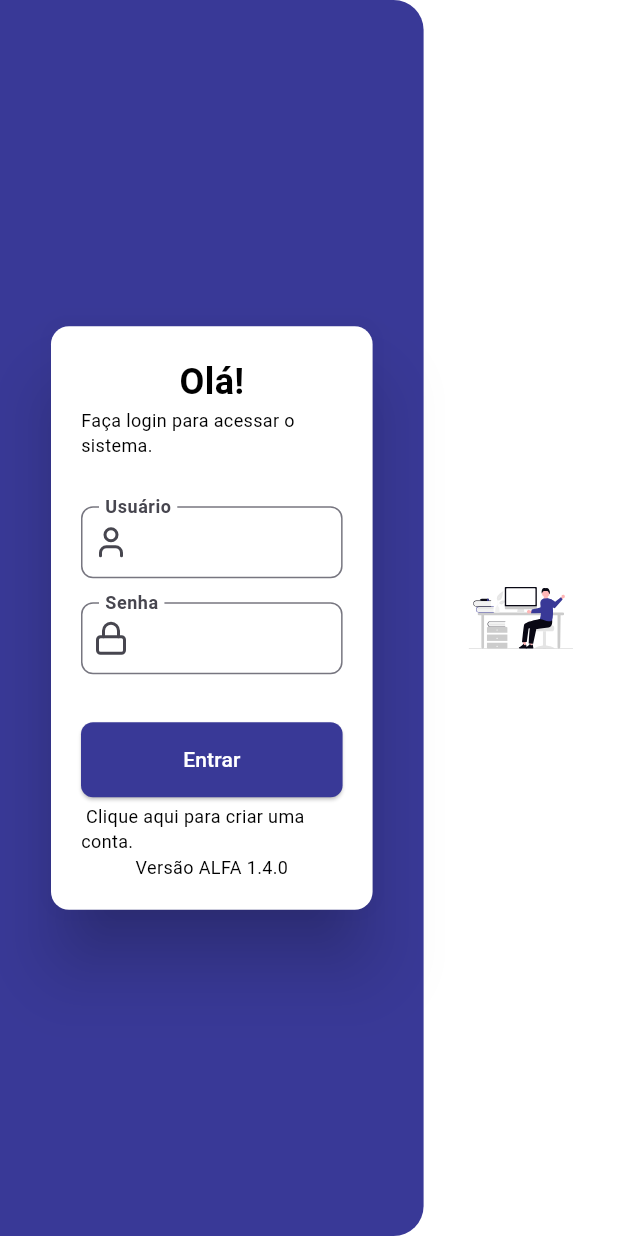
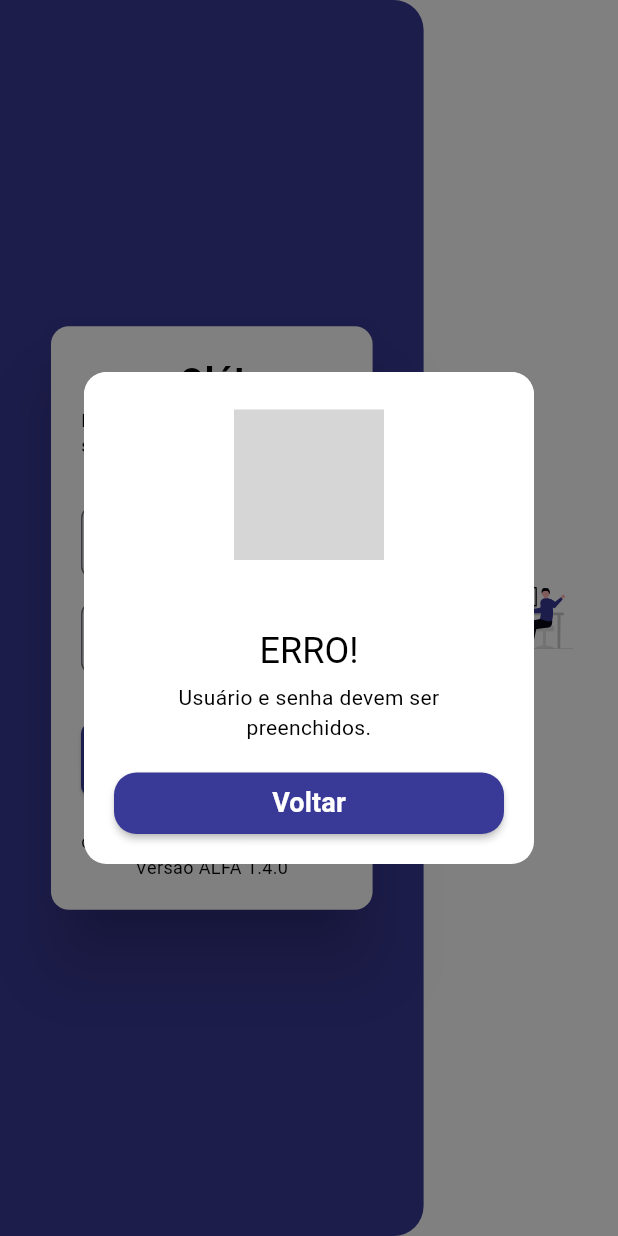
Before and after one commit to joaopedrofraga/manager-app, a Flutter app: the screen it shows after launch, after a tap on "Entrar", on a phone screen of 412 x 824 dp. Run offline on Flutter 3.47's test engine with Material 3 defaults, Android fonts, the phone set to English and light mode, and no system bars; our stand-ins replace animated_toggle_switch, extended_masked_text, flutter_svg, google_fonts, lucide_icons_flutter, quickalert; missing offline and left inert: bcrypt, cpf_cnpj_validator, postgres; Roboto replaces fonts that are missing (Kanit); grey boxes are pictures that could not be loaded.

Commit message:
Criadas validações de login/registro.

```diff
--- a/lib/core/config/app.dart
+++ b/lib/core/config/app.dart
@@ -12,8 +12,9 @@ class App extends StatelessWidget {
       title: AppMaterial.title,
       theme: AppMaterial.getTheme,
       locale: AppMaterial.defaultLocale,
-      routes: AppRoutes.getRoutes,
+      //routes: AppRoutes.getRoutes,
       initialRoute: AppRoutes.initialRoute,
+      onGenerateRoute: AppRoutes.onGenerateRoute,
       localizationsDelegates: [GlobalMaterialLocalizations.delegate],
       supportedLocales: [AppMaterial.defaultLocale],
     );
--- a/lib/core/config/app_material.dart
+++ b/lib/core/config/app_material.dart
@@ -1,7 +1,6 @@
 import 'package:flutter/material.dart';
 import 'package:google_fonts/google_fonts.dart';
 import 'package:manager_app/core/config/app_colors.dart';
-import 'package:flutter_localizations/flutter_localizations.dart';
 
 class AppMaterial {
   static final AppMaterial _singleton = AppMaterial._internal();
--- a/lib/core/config/app_routes.dart
+++ b/lib/core/config/app_routes.dart
@@ -1,4 +1,4 @@
-import 'package:flutter/widgets.dart';
+import 'package:flutter/material.dart';
 import 'package:manager_app/presentation/auth/login/pages/login_page.dart';
 import 'package:manager_app/presentation/auth/register/pages/register_page.dart';
 import 'package:manager_app/presentation/home_page.dart';
@@ -13,11 +13,78 @@ class AppRoutes {
   AppRoutes._internal();
 
   static const String initialRoute = LoginPage.routeName;
-  //static const String initialRoute = HomePage.routeName;
 
-  static Map<String, Widget Function(BuildContext)> get getRoutes => {
-    HomePage.routeName: (context) => const HomePage(),
-    LoginPage.routeName: (context) => const LoginPage(),
-    RegisterPage.routeName: (context) => const RegisterPage(),
-  };
+  static Route<dynamic> onGenerateRoute(RouteSettings settings) {
+    switch (settings.name) {
+      case LoginPage.routeName:
+        return PageRouteBuilder(
+          settings: settings,
+          pageBuilder: (_, __, ___) => const LoginPage(),
+          transitionsBuilder: (context, animation, secondaryAnimation, child) {
+            const begin = Offset(-1.0, 0.0);
+            const end = Offset.zero;
+            final tween = Tween(
+              begin: begin,
+              end: end,
+            ).chain(CurveTween(curve: Curves.easeOut));
+            return SlideTransition(
+              position: animation.drive(tween),
+              child: child,
+            );
+          },
+          transitionDuration: const Duration(milliseconds: 350),
+        );
+
+      case RegisterPage.routeName:
+        return PageRouteBuilder(
+          settings: settings,
+          pageBuilder: (_, __, ___) => const RegisterPage(),
+          transitionsBuilder: (context, animation, secondaryAnimation, child) {
+            const begin = Offset(1.0, 0.0);
+            const end = Offset.zero;
+            final tween = Tween(
+              begin: begin,
+              end: end,
+            ).chain(CurveTween(curve: Curves.easeOut));
+            return SlideTransition(
+              position: animation.drive(tween),
+              child: child,
+            );
+          },
+          transitionDuration: const Duration(milliseconds: 350),
+        );
+
+      case HomePage.routeName:
+        return PageRouteBuilder(
+          settings: settings,
+          pageBuilder: (_, __, ___) => const HomePage(),
+          transitionsBuilder: (context, animation, secondaryAnimation, child) {
+            const begin = Offset(-1.0, 0.0);
+            const end = Offset.zero;
+            final tween = Tween(
+              begin: begin,
+              end: end,
+            ).chain(CurveTween(curve: Curves.easeOut));
+            return SlideTransition(
+              position: animation.drive(tween),
+              child: child,
+            );
+          },
+          transitionDuration: const Duration(milliseconds: 350),
+        );
+
+      default:
+        return MaterialPageRoute(
+          builder:
+              (context) => Scaffold(
+                body: Center(
+                  child: Text(
+                    'Erro 404: Rota "${settings.name}" não encontrada.',
+                  ),
+                ),
+              ),
+          settings: settings,
+        );
+    }
+  }
 }
--- a/lib/presentation/auth/login/pages/login_page.dart
+++ b/lib/presentation/auth/login/pages/login_page.dart
@@ -1,3 +1,5 @@
+// ignore_for_file: use_build_context_synchronously
+
 import 'package:flutter/material.dart';
 import 'package:flutter_svg/svg.dart';
 import 'package:lucide_icons_flutter/lucide_icons.dart';
@@ -5,7 +7,9 @@ import 'package:manager_app/core/config/app_colors.dart';
 import 'package:manager_app/core/config/app_images.dart';
 import 'package:manager_app/core/extensions/media_query_extension.dart';
 import 'package:manager_app/main.dart';
+import 'package:manager_app/presentation/auth/login/validators/login_validator.dart';
 import 'package:manager_app/widgets/elevatedbutton_widget.dart';
+import 'package:manager_app/widgets/quick_dialog_widget.dart';
 import 'package:manager_app/widgets/sizedbox_widget.dart';
 import 'package:manager_app/widgets/text_widget.dart';
 import 'package:manager_app/widgets/textformfield_widget.dart';
@@ -19,6 +23,9 @@ class LoginPage extends StatefulWidget {
 }
 
 class _LoginPageState extends State<LoginPage> {
+  TextEditingController usuarioController = TextEditingController();
+  TextEditingController senhaController = TextEditingController();
+
   @override
   Widget build(BuildContext context) {
     return Scaffold(
@@ -41,6 +48,7 @@ class _LoginPageState extends State<LoginPage> {
                 child: Card(
                   color: AppColors.background,
                   elevation: 20,
+                  child: SingleChildScrollView(
                     child: Padding(
                       padding: const EdgeInsets.all(20),
                       child: Column(
@@ -48,16 +56,18 @@ class _LoginPageState extends State<LoginPage> {
                         children: [
                           TextWidget.title('Olá!'),
                           //const SizedBoxWidget.sm(),
-                        TextWidget.small('Faça login para acessar o sistema.'),
+                          TextWidget.small(
+                            'Faça login para acessar o sistema.',
+                          ),
                           SizedBoxWidget.xl(),
                           TextFormFieldWidget(
-                          controller: TextEditingController(),
+                            controller: usuarioController,
                             icon: LucideIcons.user,
                             inputLabel: 'Usuário',
                           ),
                           const SizedBoxWidget.md(),
                           TextFormFieldWidget(
-                          controller: TextEditingController(),
+                            controller: senhaController,
                             inputLabel: 'Senha',
                             isPassword: true,
                             icon: LucideIcons.lock,
@@ -67,7 +77,29 @@ class _LoginPageState extends State<LoginPage> {
                             width: double.infinity,
                             height: 50,
                             label: 'Entrar',
-                          onPressed: () {},
+                            onPressed: () async {
+                              final valido = await LoginValidator().validar(
+                                usuario: usuarioController.text,
+                                senha: senhaController.text,
+                              );
+                              if (!valido['valido']) {
+                                QuickDialogWidget().erroMsg(
+                                  context: context,
+                                  texto: valido['erro'],
+                                  textoBotao: 'Voltar',
+                                );
+                                setState(() {
+                                  usuarioController.clear();
+                                  senhaController.clear();
+                                });
+                                return;
+                              }
+                              Navigator.pushNamedAndRemoveUntil(
+                                context,
+                                '/home',
+                                (route) => false,
+                              );
+                            },
                           ),
                           const SizedBoxWidget.xxxs(),
                           InkWell(
@@ -80,6 +112,7 @@ class _LoginPageState extends State<LoginPage> {
                           ),
                           TextWidget.small('Versão $versao'),
                         ],
+                      ),
                     ),
                   ),
                 ),
--- /dev/null
+++ b/lib/presentation/auth/login/validators/login_validator.dart
@@ -0,0 +1,47 @@
+import 'package:bcrypt/bcrypt.dart';
+import 'package:manager_app/core/database/db_service.dart';
+import 'package:postgres/postgres.dart';
+
+class LoginValidator {
+  static final LoginValidator _singleton = LoginValidator._internal();
+
+  factory LoginValidator() {
+    return _singleton;
+  }
+
+  LoginValidator._internal();
+
+  Future<Map<String, dynamic>> validar({
+    required String usuario,
+    required String senha,
+  }) async {
+    if (usuario.isEmpty || senha.isEmpty) {
+      return {
+        'valido': false,
+        'erro': 'Usuário e senha devem ser preenchidos.',
+      };
+    }
+
+    try {
+      final db = await DbService().connection;
+      final resultadosQuery = await db.execute(
+        Sql.named('SELECT senha FROM usuarios WHERE usuario = @usuario'),
+        parameters: {'usuario': usuario},
+      );
+      if (resultadosQuery.isEmpty) {
+        return {'valido': false, 'erro': 'Usuário ou senha inválidos.'};
+      }
+      bool senhaCorreta = BCrypt.checkpw(
+        senha,
+        resultadosQuery.single.single.toString(),
+      );
+      if (!senhaCorreta) {
+        return {'valido': false, 'erro': 'Usuário ou senha inválidos.'};
+      }
+    } catch (e) {
+      return {'valido': false, 'erro': 'Erro ao validar usuário: $e'};
+    }
+
+    return {'valido': true, 'erro': null};
+  }
+}
--- a/lib/presentation/auth/register/pages/register_page.dart
+++ b/lib/presentation/auth/register/pages/register_page.dart
@@ -52,6 +52,7 @@ class _RegisterPageState extends State<RegisterPage> {
                 child: Card(
                   color: AppColors.background,
                   elevation: 20,
+                  child: SingleChildScrollView(
                     child: Padding(
                       padding: const EdgeInsets.all(20),
                       child: Column(
@@ -132,14 +133,14 @@ class _RegisterPageState extends State<RegisterPage> {
                                     ),
                                   },
                                 );
-                              QuickDialogWidget().sucessoMsg(
+                                await QuickDialogWidget().sucessoMsg(
                                   context: context,
                                   texto: 'Conta criada com sucesso!',
                                   textoBotao: 'Continuar',
                                 );
                                 Navigator.pushNamed(context, '/login');
                               } catch (e) {
-                              QuickDialogWidget().erroMsg(
+                                await QuickDialogWidget().erroMsg(
                                   context: context,
                                   texto: 'Erro ao criar conta: $e',
                                   textoBotao: 'Voltar',
@@ -164,6 +165,7 @@ class _RegisterPageState extends State<RegisterPage> {
                 ),
               ),
             ),
+          ),
           Expanded(
             child: Padding(
               padding: const EdgeInsets.all(30),
--- a/lib/presentation/menus/configuracao/botao_configuracao.dart
+++ b/lib/presentation/menus/configuracao/botao_configuracao.dart
@@ -1,4 +1,5 @@
 import 'package:flutter/material.dart';
+import 'package:lucide_icons_flutter/lucide_icons.dart';
 import 'package:manager_app/core/config/app_colors.dart';
 import 'package:manager_app/presentation/menus/configuracao/page/configuracao_empresa_page.dart';
 
@@ -14,7 +15,7 @@ class _BotaoConfiguracaoState extends State<BotaoConfiguracao> {
   Widget build(BuildContext context) {
     return IconButton(
       onPressed: () => ConfiguracaoEmpresaPage.show(context),
-      icon: Icon(Icons.group, size: 20, color: AppColors.whiteColor),
+      icon: Icon(LucideIcons.settings, size: 20, color: AppColors.whiteColor),
     );
   }
 }
```
Also changed, not shown: 6 other files. Lines whose indentation alone changed are shown as unchanged.
